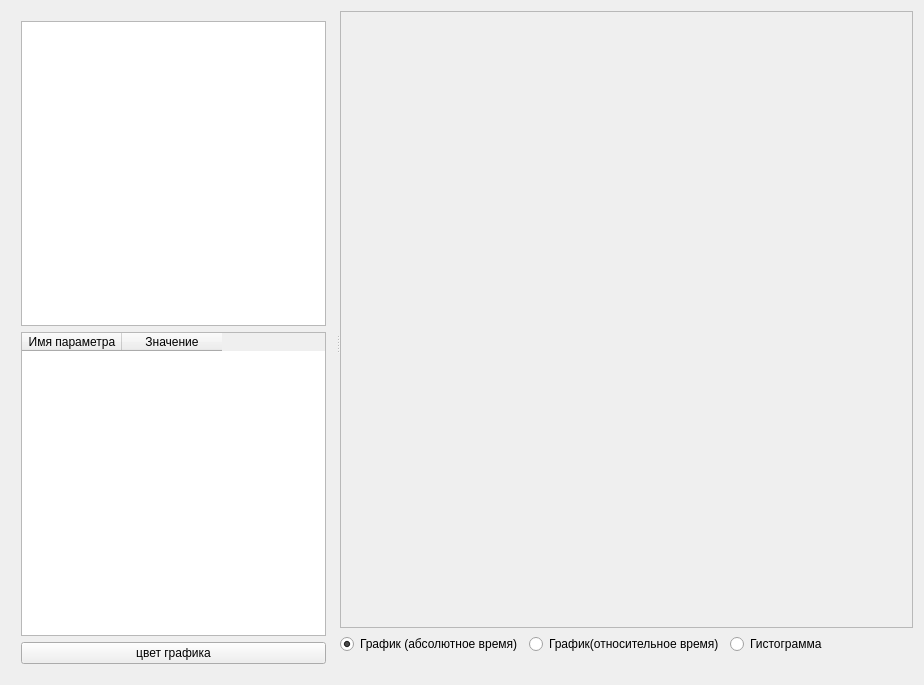
First picture: the form in DataVisualizer/DataVisualizerForm.ui, repository kapot65/online, before the edit.
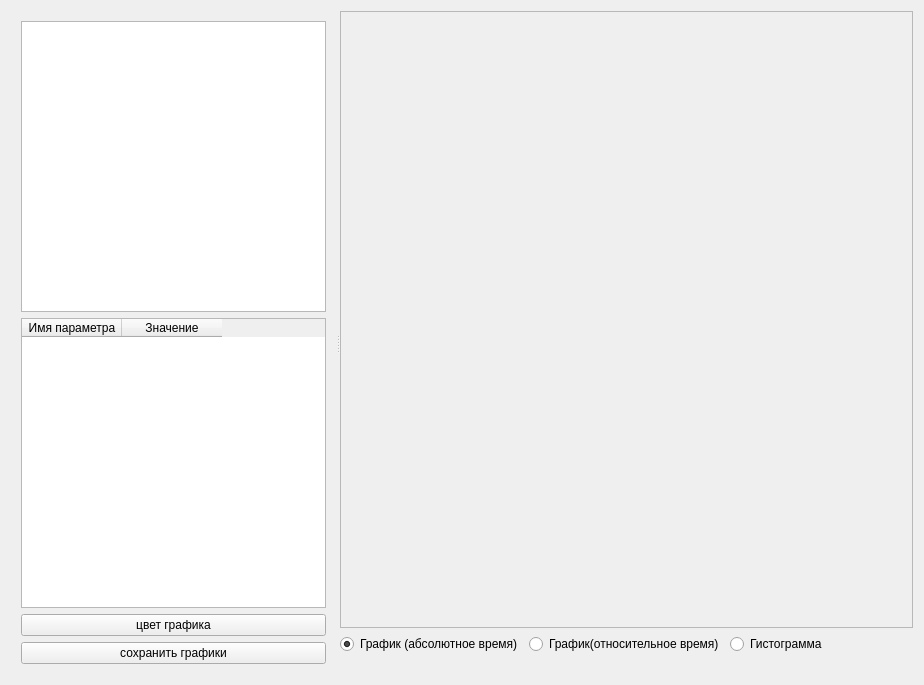
Second picture: the form after the edit.

The edit to the form file:
```diff
--- a/DataVisualizer/DataVisualizerForm.ui
+++ b/DataVisualizer/DataVisualizerForm.ui
@@ -69,6 +69,13 @@
          </property>
         </widget>
        </item>
+       <item>
+        <widget class="QPushButton" name="saveGraphs">
+         <property name="text">
+          <string>сохранить графики</string>
+         </property>
+        </widget>
+       </item>
       </layout>
      </widget>
      <widget class="QWidget" name="verticalLayoutWidget_2">
```
